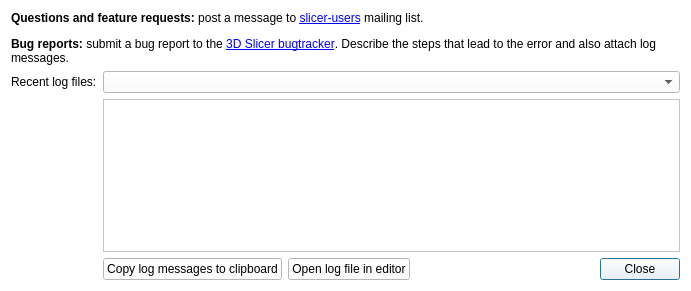
Slicer/SlicerGitSVNArchive, file Applications/SlicerApp/Resources/UI/qSlicerAppErrorReportDialog.ui: the form before one commit.
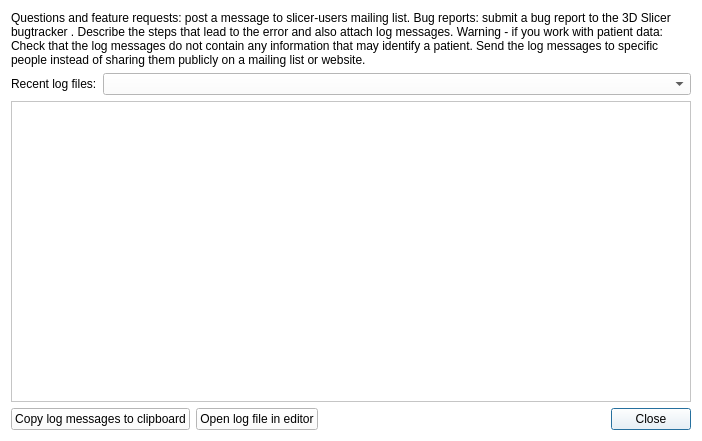
The form after the commit. Custom widgets are drawn as their Qt base class.

Patch:
```diff
--- a/Applications/SlicerApp/Resources/UI/qSlicerAppErrorReportDialog.ui
+++ b/Applications/SlicerApp/Resources/UI/qSlicerAppErrorReportDialog.ui
@@ -6,8 +6,8 @@
    <rect>
     <x>0</x>
     <y>0</y>
-    <width>691</width>
-    <height>291</height>
+    <width>702</width>
+    <height>441</height>
    </rect>
   </property>
   <property name="sizePolicy">
@@ -441,7 +441,7 @@
    <item row="0" column="0" colspan="2">
     <widget class="QLabel" name="InstructionsLabel">
      <property name="text">
-      <string>&lt;html&gt;&lt;head/&gt;&lt;body&gt;&lt;p&gt;&lt;span style=&quot; font-weight:600;&quot;&gt;Questions and feature requests:&lt;/span&gt; post a message to &lt;a href=&quot;http://massmail.bwh.harvard.edu/mailman/listinfo/slicer-users&quot;&gt;&lt;span style=&quot; text-decoration: underline; color:#0000ff;&quot;&gt;slicer-users&lt;/span&gt;&lt;/a&gt; mailing list.&lt;/p&gt;&lt;p&gt;&lt;span style=&quot; font-weight:600;&quot;&gt;Bug reports: &lt;/span&gt;submit a bug report to the &lt;a href=&quot;http://www.na-mic.org/Bug/my_view_page.php&quot;&gt;&lt;span style=&quot; text-decoration: underline; color:#0000ff;&quot;&gt;3D Slicer bugtracker&lt;/span&gt;&lt;/a&gt;. Describe the steps that lead to the error and also attach log messages.&lt;/p&gt;&lt;/body&gt;&lt;/html&gt;</string>
+      <string>&lt;html&gt;&lt;head/&gt;&lt;body&gt;&lt;p&gt;&lt;span style=&quot; font-weight:600;&quot;&gt;Questions and feature requests:&lt;/span&gt; post a message to &lt;a href=&quot;http://massmail.bwh.harvard.edu/mailman/listinfo/slicer-users&quot;&gt;&lt;span style=&quot; text-decoration: underline; color:#0000ff;&quot;&gt;slicer-users&lt;/span&gt;&lt;/a&gt; mailing list.&lt;/p&gt;&lt;p&gt;&lt;span style=&quot; font-weight:600;&quot;&gt;Bug reports: &lt;/span&gt;submit a bug report to the &lt;a href=&quot;http://www.na-mic.org/Bug/my_view_page.php&quot;&gt;&lt;span style=&quot; text-decoration: underline; color:#0000ff;&quot;&gt;3D Slicer bugtracker&lt;/span&gt;&lt;/a&gt;. Describe the steps that lead to the error and also attach log messages.&lt;/p&gt;&lt;p&gt;&lt;span style=&quot; font-weight:600;&quot;&gt;Warning - if you work with patient data:&lt;/span&gt; Check that the log messages do not contain any information that may identify a patient. Send the log messages to specific people instead of sharing them publicly on a mailing list or website.&lt;/p&gt;&lt;/body&gt;&lt;/html&gt;</string>
      </property>
      <property name="textFormat">
       <enum>Qt::RichText</enum>
@@ -464,7 +464,7 @@
    <item row="1" column="1">
     <widget class="ctkComboBox" name="RecentLogFilesComboBox"/>
    </item>
-   <item row="2" column="1">
+   <item row="2" column="0" colspan="2">
     <widget class="QPlainTextEdit" name="LogText">
      <property name="sizePolicy">
       <sizepolicy hsizetype="Expanding" vsizetype="MinimumExpanding">
@@ -480,7 +480,7 @@
      </property>
     </widget>
    </item>
-   <item row="4" column="1">
+   <item row="4" column="0" colspan="2">
     <layout class="QHBoxLayout" name="horizontalLayout_2">
      <item>
       <widget class="ctkPushButton" name="LogCopyToClipboardPushButton">
```
